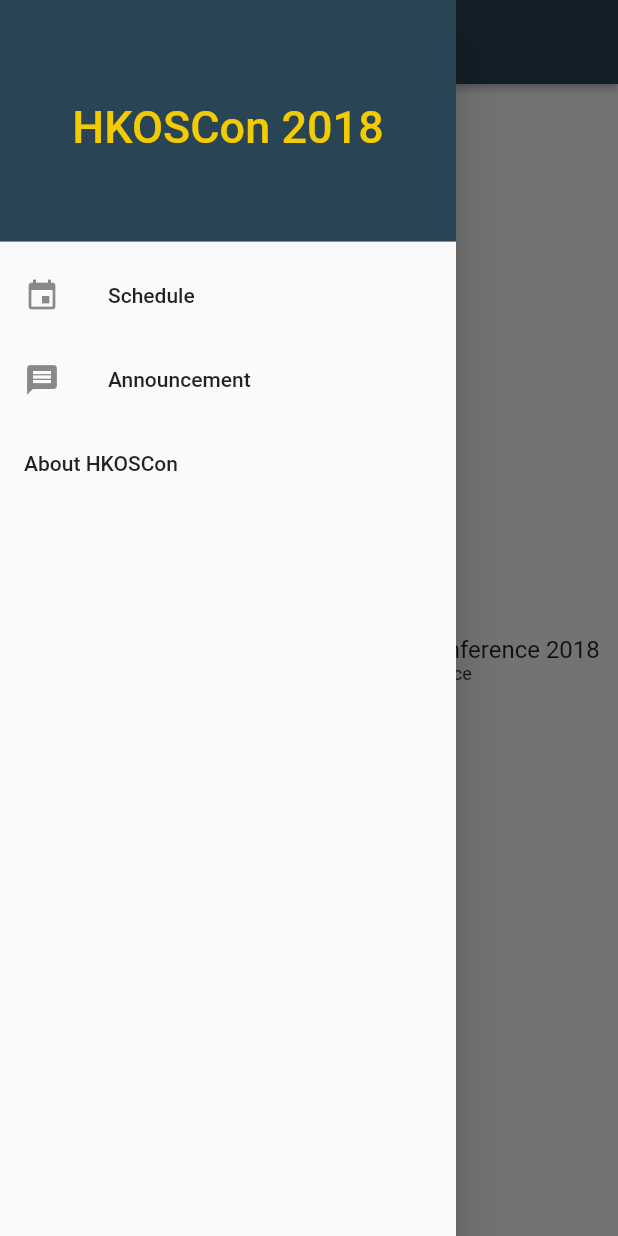
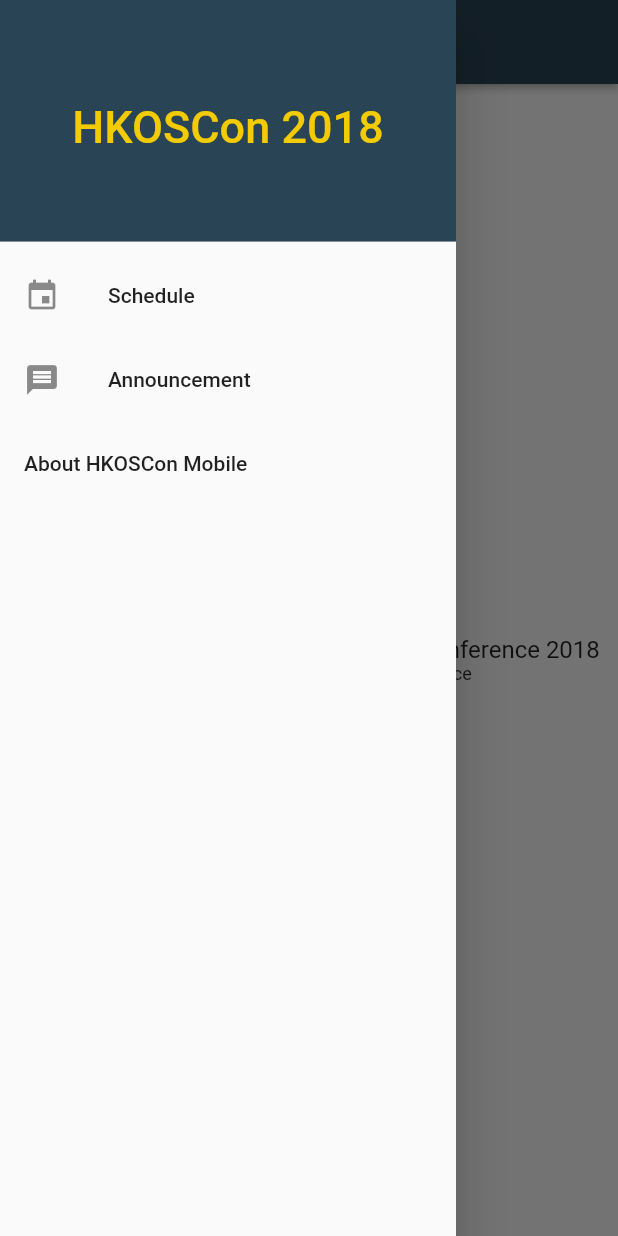
Before and after one commit to 404busters/hkoscon_client, a Flutter app: the screen it shows after launch, with the side drawer open, on a phone screen of 412 x 824 dp. Run offline on Flutter 3.47's test engine with Material 2 defaults, Android fonts, the phone set to English and light mode, and no system bars; our stand-ins replace firebase_analytics; accounts and stored records are empty; statements that could not run were skipped.

Commit message:
Fix app name in about

```diff
--- a/lib/app/about.dart
+++ b/lib/app/about.dart
@@ -5,7 +5,7 @@ class AboutApp extends StatelessWidget {
   @override
   Widget build(BuildContext context) {
     return const AboutListTile(
-      applicationName: 'HKOSCon',
+      applicationName: 'HKOSCon Mobile',
       applicationVersion: Version,
     );
   }
```
